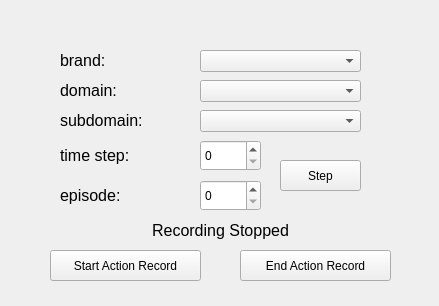
Qt form QtScrcpy/ui/actionrecord.ui (qsstcl/QtScrcpy-AutoRecord) before a commit.
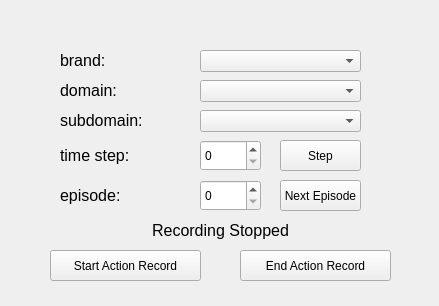
The same form after that commit.

Commit message: feat: episode切换

The edit to the form file:
```diff
--- a/QtScrcpy/ui/actionrecord.ui
+++ b/QtScrcpy/ui/actionrecord.ui
@@ -17,7 +17,7 @@
    <property name="geometry">
     <rect>
      <x>280</x>
-     <y>160</y>
+     <y>140</y>
      <width>81</width>
      <height>31</height>
     </rect>
@@ -213,6 +213,19 @@
     <set>Qt::AlignmentFlag::AlignCenter</set>
    </property>
   </widget>
+  <widget class="QPushButton" name="nextEpsButton">
+   <property name="geometry">
+    <rect>
+     <x>280</x>
+     <y>180</y>
+     <width>81</width>
+     <height>31</height>
+    </rect>
+   </property>
+   <property name="text">
+    <string>Next Episode</string>
+   </property>
+  </widget>
  </widget>
  <resources/>
  <connections/>
```
The commit also changes 2 other files.
